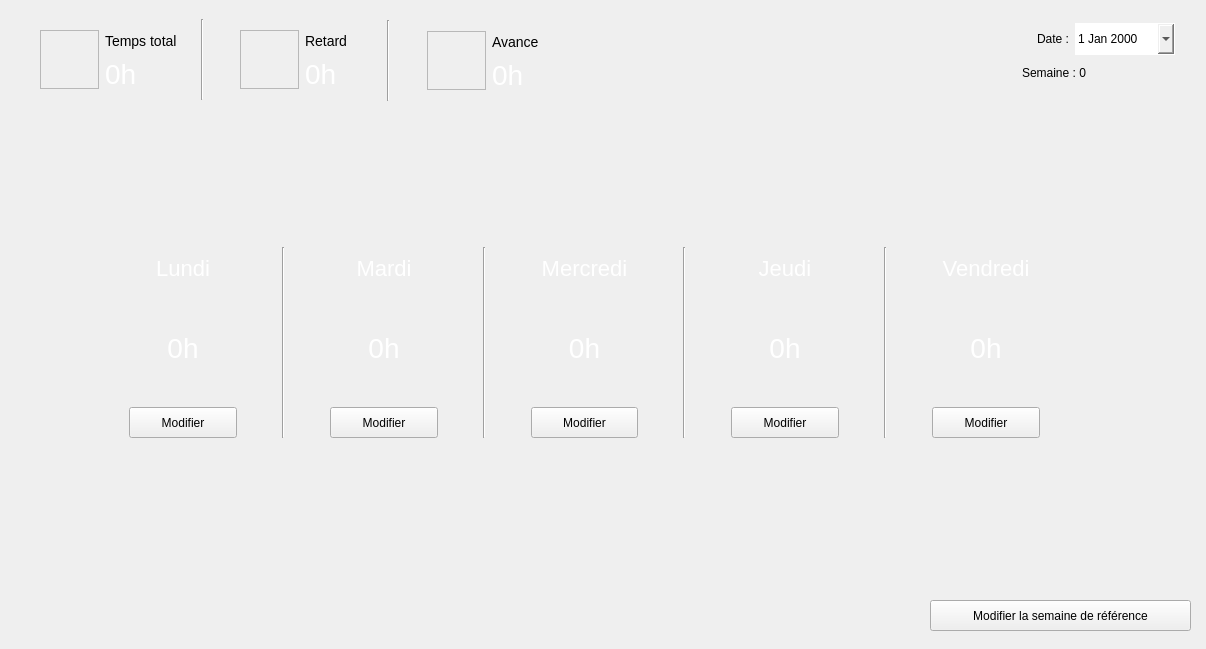
First picture: the form in ui/mainwindow.ui, repository alexlegarnd/Chronos, before the edit.
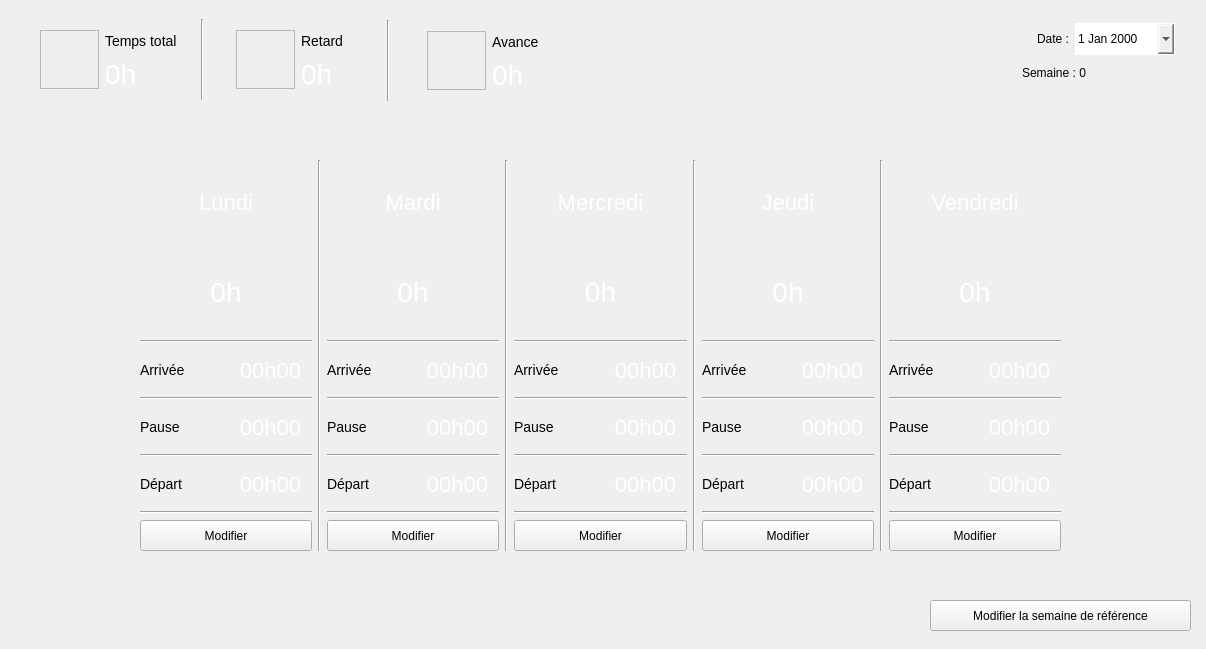
Second picture: the form after the edit. Icons and pictures are not drawn.

Diff of the .ui file:
```diff
--- a/ui/mainwindow.ui
+++ b/ui/mainwindow.ui
@@ -48,9 +48,9 @@
    <widget class="QWidget" name="layoutWidget">
     <property name="geometry">
      <rect>
-      <x>240</x>
+      <x>236</x>
       <y>29</y>
-      <width>141</width>
+      <width>151</width>
       <height>61</height>
      </rect>
     </property>
@@ -112,7 +112,7 @@
      <rect>
       <x>40</x>
       <y>29</y>
-      <width>141</width>
+      <width>161</width>
       <height>61</height>
      </rect>
     </property>
@@ -253,7 +253,7 @@
      <rect>
       <x>427</x>
       <y>30</y>
-      <width>141</width>
+      <width>161</width>
       <height>61</height>
      </rect>
     </property>
@@ -339,17 +339,14 @@
    <widget class="QWidget" name="layoutWidget">
     <property name="geometry">
      <rect>
-      <x>129</x>
-      <y>247</y>
-      <width>911</width>
-      <height>191</height>
+      <x>140</x>
+      <y>160</y>
+      <width>921</width>
+      <height>391</height>
      </rect>
     </property>
-    <layout class="QHBoxLayout" name="horizontalLayout_5">
-     <property name="spacing">
-      <number>45</number>
-     </property>
-     <item>
+    <layout class="QGridLayout" name="gridLayout">
+     <item row="0" column="0">
       <layout class="QVBoxLayout" name="verticalLayout_5">
        <item>
         <widget class="QLabel" name="label_8">
@@ -391,6 +388,140 @@
          </property>
         </widget>
        </item>
+       <item>
+        <widget class="Line" name="line_8">
+         <property name="orientation">
+          <enum>Qt::Horizontal</enum>
+         </property>
+        </widget>
+       </item>
+       <item>
+        <layout class="QVBoxLayout" name="verticalLayout_12">
+         <item>
+          <layout class="QHBoxLayout" name="horizontalLayout_5">
+           <item>
+            <widget class="QLabel" name="label_3">
+             <property name="styleSheet">
+              <string notr="true">font-size: 14px;</string>
+             </property>
+             <property name="text">
+              <string>Arrivée</string>
+             </property>
+            </widget>
+           </item>
+           <item>
+            <widget class="QLabel" name="monStartLabel">
+             <property name="minimumSize">
+              <size>
+               <width>0</width>
+               <height>42</height>
+              </size>
+             </property>
+             <property name="styleSheet">
+              <string notr="true">color: white;
+font-size: 22px;</string>
+             </property>
+             <property name="text">
+              <string>00h00</string>
+             </property>
+             <property name="alignment">
+              <set>Qt::AlignCenter</set>
+             </property>
+            </widget>
+           </item>
+          </layout>
+         </item>
+         <item>
+          <widget class="Line" name="line_7">
+           <property name="orientation">
+            <enum>Qt::Horizontal</enum>
+           </property>
+          </widget>
+         </item>
+         <item>
+          <layout class="QHBoxLayout" name="horizontalLayout_7">
+           <item>
+            <widget class="QLabel" name="label_7">
+             <property name="styleSheet">
+              <string notr="true">font-size: 14px;</string>
+             </property>
+             <property name="text">
+              <string>Pause</string>
+             </property>
+            </widget>
+           </item>
+           <item>
+            <widget class="QLabel" name="monBreakLabel">
+             <property name="minimumSize">
+              <size>
+               <width>0</width>
+               <height>42</height>
+              </size>
+             </property>
+             <property name="styleSheet">
+              <string notr="true">color: white;
+font-size: 22px;</string>
+             </property>
+             <property name="text">
+              <string>00h00</string>
+             </property>
+             <property name="alignment">
+              <set>Qt::AlignCenter</set>
+             </property>
+            </widget>
+           </item>
+          </layout>
+         </item>
+         <item>
+          <widget class="Line" name="line_9">
+           <property name="orientation">
+            <enum>Qt::Horizontal</enum>
+           </property>
+          </widget>
+         </item>
+         <item>
+          <layout class="QHBoxLayout" name="horizontalLayout_6">
+           <item>
+            <widget class="QLabel" name="label_5">
+             <property name="styleSheet">
+              <string notr="true">font-size: 14px;</string>
+             </property>
+             <property name="text">
+              <string>Départ</string>
+             </property>
+            </widget>
+           </item>
+           <item>
+            <widget class="QLabel" name="monEndLabel">
+             <property name="minimumSize">
+              <size>
+               <width>0</width>
+               <height>42</height>
+              </size>
+             </property>
+             <property name="styleSheet">
+              <string notr="true">color: white;
+font-size: 22px;</string>
+             </property>
+             <property name="text">
+              <string>00h00</string>
+             </property>
+             <property name="alignment">
+              <set>Qt::AlignCenter</set>
+             </property>
+            </widget>
+           </item>
+          </layout>
+         </item>
+        </layout>
+       </item>
+       <item>
+        <widget class="Line" name="line_10">
+         <property name="orientation">
+          <enum>Qt::Horizontal</enum>
+         </property>
+        </widget>
+       </item>
        <item>
         <widget class="QPushButton" name="mon_button">
          <property name="minimumSize">
@@ -406,14 +537,14 @@
        </item>
       </layout>
      </item>
-     <item>
+     <item row="0" column="1">
       <widget class="Line" name="line_3">
        <property name="orientation">
         <enum>Qt::Vertical</enum>
        </property>
       </widget>
      </item>
-     <item>
+     <item row="0" column="2">
       <layout class="QVBoxLayout" name="verticalLayout_6">
        <item>
         <widget class="QLabel" name="label_9">
@@ -455,6 +586,140 @@
          </property>
         </widget>
        </item>
+       <item>
+        <widget class="Line" name="line_19">
+         <property name="orientation">
+          <enum>Qt::Horizontal</enum>
+         </property>
+        </widget>
+       </item>
+       <item>
+        <layout class="QVBoxLayout" name="verticalLayout_13">
+         <item>
+          <layout class="QHBoxLayout" name="horizontalLayout_8">
+           <item>
+            <widget class="QLabel" name="label_16">
+             <property name="styleSheet">
+              <string notr="true">font-size: 14px;</string>
+             </property>
+             <property name="text">
+              <string>Arrivée</string>
+             </property>
+            </widget>
+           </item>
+           <item>
+            <widget class="QLabel" name="tueStartLabel">
+             <property name="minimumSize">
+              <size>
+               <width>0</width>
+               <height>42</height>
+              </size>
+             </property>
+             <property name="styleSheet">
+              <string notr="true">color: white;
+font-size: 22px;</string>
+             </property>
+             <property name="text">
+              <string>00h00</string>
+             </property>
+             <property name="alignment">
+              <set>Qt::AlignCenter</set>
+             </property>
+            </widget>
+           </item>
+          </layout>
+         </item>
+         <item>
+          <widget class="Line" name="line_11">
+           <property name="orientation">
+            <enum>Qt::Horizontal</enum>
+           </property>
+          </widget>
+         </item>
+         <item>
+          <layout class="QHBoxLayout" name="horizontalLayout_9">
+           <item>
+            <widget class="QLabel" name="label_18">
+             <property name="styleSheet">
+              <string notr="true">font-size: 14px;</string>
+             </property>
+             <property name="text">
+              <string>Pause</string>
+             </property>
+            </widget>
+           </item>
+           <item>
+            <widget class="QLabel" name="tueBreakLabel">
+             <property name="minimumSize">
+              <size>
+               <width>0</width>
+               <height>42</height>
+              </size>
+             </property>
+             <property name="styleSheet">
+              <string notr="true">color: white;
+font-size: 22px;</string>
+             </property>
+             <property name="text">
+              <string>00h00</string>
+             </property>
+             <property name="alignment">
+              <set>Qt::AlignCenter</set>
+             </property>
+            </widget>
+           </item>
+          </layout>
+         </item>
+         <item>
+          <widget class="Line" name="line_12">
+           <property name="orientation">
+            <enum>Qt::Horizontal</enum>
+           </property>
+          </widget>
+         </item>
+         <item>
+          <layout class="QHBoxLayout" name="horizontalLayout_10">
+           <item>
+            <widget class="QLabel" name="label_20">
+             <property name="styleSheet">
+              <string notr="true">font-size: 14px;</string>
+             </property>
+             <property name="text">
+              <string>Départ</string>
+             </property>
+            </widget>
+           </item>
+           <item>
+            <widget class="QLabel" name="tueEndLabel">
+             <property name="minimumSize">
+              <size>
+               <width>0</width>
+               <height>42</height>
+              </size>
+             </property>
+             <property name="styleSheet">
+              <string notr="true">color: white;
+font-size: 22px;</string>
+             </property>
+             <property name="text">
+              <string>00h00</string>
+             </property>
+             <property name="alignment">
+              <set>Qt::AlignCenter</set>
+             </property>
+            </widget>
+           </item>
+          </layout>
+         </item>
+        </layout>
+       </item>
+       <item>
+        <widget class="Line" name="line_23">
+         <property name="orientation">
+          <enum>Qt::Horizontal</enum>
+         </property>
+        </widget>
+       </item>
        <item>
         <widget class="QPushButton" name="tue_button">
          <property name="minimumSize">
@@ -470,14 +735,14 @@
        </item>
       </layout>
      </item>
-     <item>
+     <item row="0" column="3">
       <widget class="Line" name="line_4">
        <property name="orientation">
         <enum>Qt::Vertical</enum>
        </property>
       </widget>
      </item>
-     <item>
+     <item row="0" column="4">
       <layout class="QVBoxLayout" name="verticalLayout_7">
        <item>
         <widget class="QLabel" name="label_10">
@@ -519,6 +784,140 @@
          </property>
         </widget>
        </item>
+       <item>
+        <widget class="Line" name="line_20">
+         <property name="orientation">
+          <enum>Qt::Horizontal</enum>
+         </property>
+        </widget>
+       </item>
+       <item>
+        <layout class="QVBoxLayout" name="verticalLayout_14">
+         <item>
+          <layout class="QHBoxLayout" name="horizontalLayout_11">
+           <item>
+            <widget class="QLabel" name="label_22">
+             <property name="styleSheet">
+              <string notr="true">font-size: 14px;</string>
+             </property>
+             <property name="text">
+              <string>Arrivée</string>
+             </property>
+            </widget>
+           </item>
+           <item>
+            <widget class="QLabel" name="wedStartLabel">
+             <property name="minimumSize">
+              <size>
+               <width>0</width>
+               <height>42</height>
+              </size>
+             </property>
+             <property name="styleSheet">
+              <string notr="true">color: white;
+font-size: 22px;</string>
+             </property>
+             <property name="text">
+              <string>00h00</string>
+             </property>
+             <property name="alignment">
+              <set>Qt::AlignCenter</set>
+             </property>
+            </widget>
+           </item>
+          </layout>
+         </item>
+         <item>
+          <widget class="Line" name="line_13">
+           <property name="orientation">
+            <enum>Qt::Horizontal</enum>
+           </property>
+          </widget>
+         </item>
+         <item>
+          <layout class="QHBoxLayout" name="horizontalLayout_12">
+           <item>
+            <widget class="QLabel" name="label_24">
+             <property name="styleSheet">
+              <string notr="true">font-size: 14px;</string>
+             </property>
+             <property name="text">
+              <string>Pause</string>
+             </property>
+            </widget>
+           </item>
+           <item>
+            <widget class="QLabel" name="wedBreakLabel">
+             <property name="minimumSize">
+              <size>
+               <width>0</width>
+               <height>42</height>
+              </size>
+             </property>
+             <property name="styleSheet">
+              <string notr="true">color: white;
+font-size: 22px;</string>
+             </property>
+             <property name="text">
+              <string>00h00</string>
+             </property>
+             <property name="alignment">
+              <set>Qt::AlignCenter</set>
+             </property>
+            </widget>
+           </item>
+          </layout>
+         </item>
+         <item>
+          <widget class="Line" name="line_14">
+           <property name="orientation">
+            <enum>Qt::Horizontal</enum>
+           </property>
+          </widget>
+         </item>
+         <item>
+          <layout class="QHBoxLayout" name="horizontalLayout_13">
+           <item>
+            <widget class="QLabel" name="label_26">
+             <property name="styleSheet">
+              <string notr="true">font-size: 14px;</string>
+             </property>
+             <property name="text">
+              <string>Départ</string>
+             </property>
+            </widget>
+           </item>
+           <item>
+            <widget class="QLabel" name="wedEndLabel">
+             <property name="minimumSize">
+              <size>
+               <width>0</width>
+               <height>42</height>
+              </size>
+             </property>
+             <property name="styleSheet">
+              <string notr="true">color: white;
+font-size: 22px;</string>
+             </property>
+             <property name="text">
+              <string>00h00</string>
+             </property>
+             <property name="alignment">
+              <set>Qt::AlignCenter</set>
+             </property>
+            </widget>
+           </item>
+          </layout>
+         </item>
+        </layout>
+       </item>
+       <item>
+        <widget class="Line" name="line_24">
+         <property name="orientation">
+          <enum>Qt::Horizontal</enum>
+         </property>
+        </widget>
+       </item>
        <item>
         <widget class="QPushButton" name="wed_button">
          <property name="minimumSize">
@@ -534,14 +933,14 @@
        </item>
       </layout>
      </item>
-     <item>
+     <item row="0" column="5">
       <widget class="Line" name="line_5">
        <property name="orientation">
         <enum>Qt::Vertical</enum>
        </property>
       </widget>
      </item>
-     <item>
+     <item row="0" column="6">
       <layout class="QVBoxLayout" name="verticalLayout_8">
        <item>
         <widget class="QLabel" name="label_11">
@@ -583,6 +982,140 @@
          </property>
         </widget>
        </item>
+       <item>
+        <widget class="Line" name="line_21">
+         <property name="orientation">
+          <enum>Qt::Horizontal</enum>
+         </property>
+        </widget>
+       </item>
+       <item>
+        <layout class="QVBoxLayout" name="verticalLayout_15">
+         <item>
+          <layout class="QHBoxLayout" name="horizontalLayout_14">
+           <item>
+            <widget class="QLabel" name="label_28">
+             <property name="styleSheet">
+              <string notr="true">font-size: 14px;</string>
+             </property>
+             <property name="text">
+              <string>Arrivée</string>
+             </property>
+            </widget>
+           </item>
+           <item>
+            <widget class="QLabel" name="thuStartLabel">
+             <property name="minimumSize">
+              <size>
+               <width>0</width>
+               <height>42</height>
+              </size>
+             </property>
+             <property name="styleSheet">
+              <string notr="true">color: white;
+font-size: 22px;</string>
+             </property>
+             <property name="text">
+              <string>00h00</string>
+             </property>
+             <property name="alignment">
+              <set>Qt::AlignCenter</set>
+             </property>
+            </widget>
+           </item>
+          </layout>
+         </item>
+         <item>
+          <widget class="Line" name="line_15">
+           <property name="orientation">
+            <enum>Qt::Horizontal</enum>
+           </property>
+          </widget>
+         </item>
+         <item>
+          <layout class="QHBoxLayout" name="horizontalLayout_15">
+           <item>
+            <widget class="QLabel" name="label_30">
+             <property name="styleSheet">
+              <string notr="true">font-size: 14px;</string>
+             </property>
+             <property name="text">
+              <string>Pause</string>
+             </property>
+            </widget>
+           </item>
+           <item>
+            <widget class="QLabel" name="thuBreakLabel">
+             <property name="minimumSize">
+              <size>
+               <width>0</width>
+               <height>42</height>
+              </size>
+             </property>
+             <property name="styleSheet">
+              <string notr="true">color: white;
+font-size: 22px;</string>
+             </property>
+             <property name="text">
+              <string>00h00</string>
+             </property>
+             <property name="alignment">
+              <set>Qt::AlignCenter</set>
+             </property>
+            </widget>
+           </item>
+          </layout>
+         </item>
+         <item>
+          <widget class="Line" name="line_16">
+           <property name="orientation">
+            <enum>Qt::Horizontal</enum>
+           </property>
+          </widget>
+         </item>
+         <item>
+          <layout class="QHBoxLayout" name="horizontalLayout_16">
+           <item>
+            <widget class="QLabel" name="label_32">
+             <property name="styleSheet">
+              <string notr="true">font-size: 14px;</string>
+             </property>
+             <property name="text">
+              <string>Départ</string>
+             </property>
+            </widget>
+           </item>
+           <item>
+            <widget class="QLabel" name="thuEndLabel">
+             <property name="minimumSize">
+              <size>
+               <width>0</width>
+               <height>42</height>
+              </size>
+             </property>
+             <property name="styleSheet">
+              <string notr="true">color: white;
+font-size: 22px;</string>
+             </property>
+             <property name="text">
+              <string>00h00</string>
+             </property>
+             <property name="alignment">
+              <set>Qt::AlignCenter</set>
+             </property>
+            </widget>
+           </item>
+          </layout>
+         </item>
+        </layout>
+       </item>
+       <item>
+        <widget class="Line" name="line_25">
+         <property name="orientation">
+          <enum>Qt::Horizontal</enum>
+         </property>
+        </widget>
+       </item>
        <item>
         <widget class="QPushButton" name="thu_button">
          <property name="minimumSize">
@@ -598,14 +1131,14 @@
        </item>
       </layout>
      </item>
-     <item>
+     <item row="0" column="7">
       <widget class="Line" name="line_6">
        <property name="orientation">
         <enum>Qt::Vertical</enum>
        </property>
       </widget>
      </item>
-     <item>
+     <item row="0" column="8">
       <layout class="QVBoxLayout" name="verticalLayout_9">
        <item>
         <widget class="QLabel" name="label_12">
@@ -647,6 +1180,140 @@
          </property>
         </widget>
        </item>
+       <item>
+        <widget class="Line" name="line_22">
+         <property name="orientation">
+          <enum>Qt::Horizontal</enum>
+         </property>
+        </widget>
+       </item>
+       <item>
+        <layout class="QVBoxLayout" name="verticalLayout_16">
+         <item>
+          <layout class="QHBoxLayout" name="horizontalLayout_17">
+           <item>
+            <widget class="QLabel" name="label_34">
+             <property name="styleSheet">
+              <string notr="true">font-size: 14px;</string>
+             </property>
+             <property name="text">
+              <string>Arrivée</string>
+             </property>
+            </widget>
+           </item>
+           <item>
+            <widget class="QLabel" name="friStartLabel">
+             <property name="minimumSize">
+              <size>
+               <width>0</width>
+               <height>42</height>
+              </size>
+             </property>
+             <property name="styleSheet">
+              <string notr="true">color: white;
+font-size: 22px;</string>
+             </property>
+             <property name="text">
+              <string>00h00</string>
+             </property>
+             <property name="alignment">
+              <set>Qt::AlignCenter</set>
+             </property>
+            </widget>
+           </item>
+          </layout>
+         </item>
+         <item>
+          <widget class="Line" name="line_17">
+           <property name="orientation">
+            <enum>Qt::Horizontal</enum>
+           </property>
+          </widget>
+         </item>
+         <item>
+          <layout class="QHBoxLayout" name="horizontalLayout_18">
+           <item>
+            <widget class="QLabel" name="label_36">
+             <property name="styleSheet">
+              <string notr="true">font-size: 14px;</string>
+             </property>
+             <property name="text">
+              <string>Pause</string>
+             </property>
+            </widget>
+           </item>
+           <item>
+            <widget class="QLabel" name="friBreakLabel">
+             <property name="minimumSize">
+              <size>
+               <width>0</width>
+               <height>42</height>
+              </size>
+             </property>
+             <property name="styleSheet">
+              <string notr="true">color: white;
+font-size: 22px;</string>
+             </property>
+             <property name="text">
+              <string>00h00</string>
+             </property>
+             <property name="alignment">
+              <set>Qt::AlignCenter</set>
+             </property>
+            </widget>
+           </item>
+          </layout>
+         </item>
+         <item>
+          <widget class="Line" name="line_18">
+           <property name="orientation">
+            <enum>Qt::Horizontal</enum>
+           </property>
+          </widget>
+         </item>
+         <item>
+          <layout class="QHBoxLayout" name="horizontalLayout_19">
+           <item>
+            <widget class="QLabel" name="label_38">
+             <property name="styleSheet">
+              <string notr="true">font-size: 14px;</string>
+             </property>
+             <property name="text">
+              <string>Départ</string>
+             </property>
+            </widget>
+           </item>
+           <item>
+            <widget class="QLabel" name="friEndLabel">
+             <property name="minimumSize">
+              <size>
+               <width>0</width>
+               <height>42</height>
+              </size>
+             </property>
+             <property name="styleSheet">
+              <string notr="true">color: white;
+font-size: 22px;</string>
+             </property>
+             <property name="text">
+              <string>00h00</string>
+             </property>
+             <property name="alignment">
+              <set>Qt::AlignCenter</set>
+             </property>
+            </widget>
+           </item>
+          </layout>
+         </item>
+        </layout>
+       </item>
+       <item>
+        <widget class="Line" name="line_26">
+         <property name="orientation">
+          <enum>Qt::Horizontal</enum>
+         </property>
+        </widget>
+       </item>
        <item>
         <widget class="QPushButton" name="fri_button">
          <property name="minimumSize">
```
Left out of the diff: 16 changed lines with no effect on the pictures.
